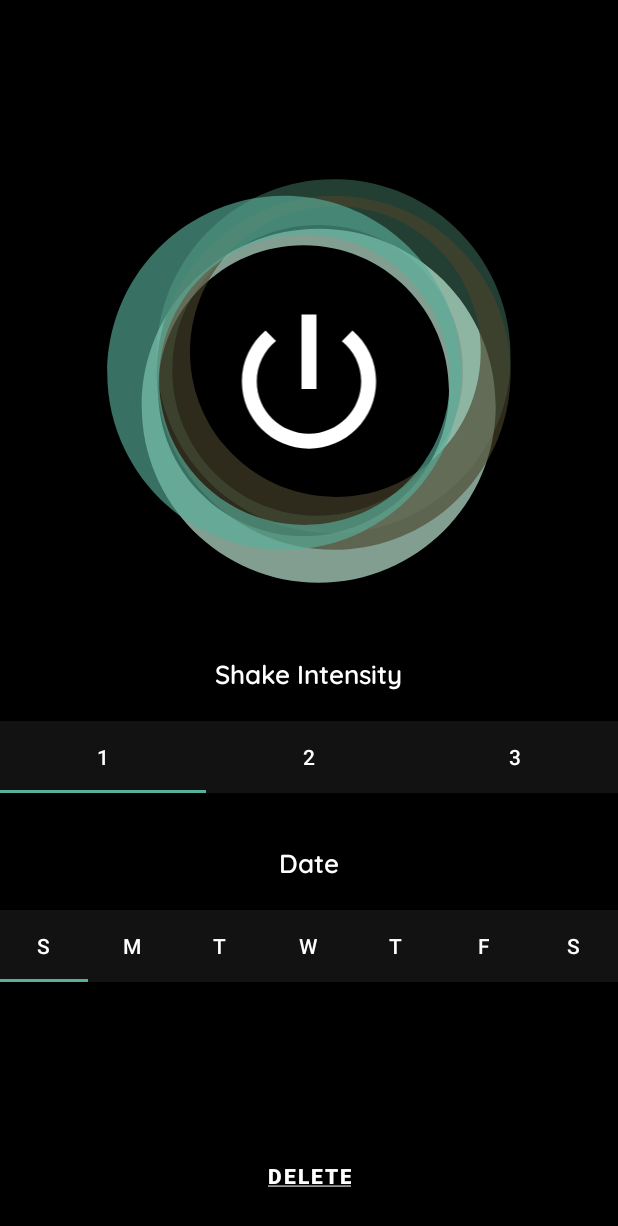
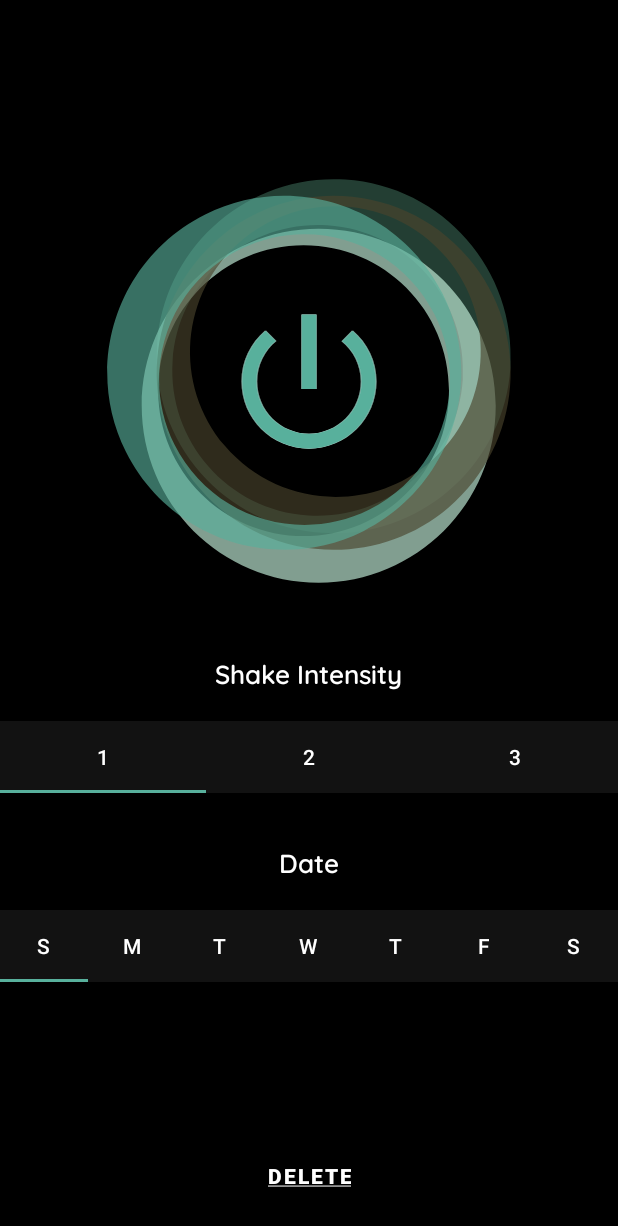
Before and after one commit to Chrislee3x7/boilermake_alarm_app, an Android app: the layout fragment_alarm_screen.xml on its own in the app's theme, with its tools: preview values and no code run, on a phone screen of 412 x 824 dp. Shown: the top 1226 px of the screen. Run offline under Robolectric (Android 15) with nearby library versions, the phone set to English and light mode, and no system bars.

Commit message:
power button and editing

```diff
--- a/app/src/main/java/com/example/physicalalarm/MainActivity.java
+++ b/app/src/main/java/com/example/physicalalarm/MainActivity.java
@@ -379,9 +379,6 @@ public class MainActivity extends Activity {
             iv.setRotation(angle);
         }
     }
-    public static AlarmTime getSelectedTime(){
-        return selectedTime;
-    }
     public static void setSelectedTime(AlarmTime alarmTime) {
         selectedTime = alarmTime;
     }
--- a/app/src/main/res/drawable/ic_baseline_power_settings_new_24.xml
+++ b/app/src/main/res/drawable/ic_baseline_power_settings_new_24.xml
@@ -1,5 +1,5 @@
-<vector android:height="24dp" android:tint="#FFFFFF"
+<vector android:height="24dp" android:tint="#58B09C"
     android:viewportHeight="24" android:viewportWidth="24"
     android:width="24dp" xmlns:android="http://schemas.android.com/apk/res/android">
-    <path android:fillColor="@android:color/white" android:pathData="M13,3h-2v10h2L13,3zM17.83,5.17l-1.42,1.42C17.99,7.86 19,9.81 19,12c0,3.87 -3.13,7 -7,7s-7,-3.13 -7,-7c0,-2.19 1.01,-4.14 2.58,-5.42L6.17,5.17C4.23,6.82 3,9.26 3,12c0,4.97 4.03,9 9,9s9,-4.03 9,-9c0,-2.74 -1.23,-5.18 -3.17,-6.83z"/>
+    <path android:fillColor="@color/white" android:pathData="M13,3h-2v10h2L13,3zM17.83,5.17l-1.42,1.42C17.99,7.86 19,9.81 19,12c0,3.87 -3.13,7 -7,7s-7,-3.13 -7,-7c0,-2.19 1.01,-4.14 2.58,-5.42L6.17,5.17C4.23,6.82 3,9.26 3,12c0,4.97 4.03,9 9,9s9,-4.03 9,-9c0,-2.74 -1.23,-5.18 -3.17,-6.83z"/>
 </vector>
--- a/app/src/main/res/layout/fragment_alarm_screen.xml
+++ b/app/src/main/res/layout/fragment_alarm_screen.xml
@@ -116,27 +116,41 @@
         app:layout_constraintStart_toStartOf="parent" />
 
     <ImageView
-        android:id="@+id/imageView4"
+        android:id="@+id/power1"
         android:layout_width="124dp"
         android:layout_height="119dp"
+        android:src="@drawable/ic_baseline_power_settings_new_24"
+        android:tint="#0000"
         android:visibility="visible"
         app:layout_constraintBottom_toBottomOf="@+id/imageView2"
         app:layout_constraintEnd_toEndOf="@+id/imageView2"
         app:layout_constraintHorizontal_bias="0.501"
         app:layout_constraintStart_toStartOf="@+id/imageView2"
         app:layout_constraintTop_toTopOf="@+id/imageView2"
-        android:src="@drawable/ic_baseline_power_settings_new_24" />
+        app:layout_constraintVertical_bias="0.502" />
+
+    <ImageView
+        android:id="@+id/power2"
+        android:layout_width="124dp"
+        android:layout_height="119dp"
+        android:src="@drawable/ic_baseline_power_settings_new_24"
+        android:visibility="visible"
+        app:layout_constraintBottom_toBottomOf="@+id/imageView2"
+        app:layout_constraintEnd_toEndOf="@+id/imageView2"
+        app:layout_constraintHorizontal_bias="0.501"
+        app:layout_constraintStart_toStartOf="@+id/imageView2"
+        app:layout_constraintTop_toTopOf="@+id/imageView2" />
 
     <Button
         android:id="@+id/powerbutton"
         android:layout_width="124dp"
         android:layout_height="120dp"
         android:alpha="0"
-        app:layout_constraintBottom_toBottomOf="@+id/imageView4"
-        app:layout_constraintEnd_toEndOf="@+id/imageView4"
+        app:layout_constraintBottom_toBottomOf="@+id/power1"
+        app:layout_constraintEnd_toEndOf="@+id/power1"
         app:layout_constraintHorizontal_bias="1.0"
-        app:layout_constraintStart_toStartOf="@+id/imageView4"
-        app:layout_constraintTop_toTopOf="@+id/imageView4"
+        app:layout_constraintStart_toStartOf="@+id/power1"
+        app:layout_constraintTop_toTopOf="@+id/power1"
         app:layout_constraintVertical_bias="0.0" />
 
     <TextView
```
Also changed, not shown: app/src/main/java/com/example/physicalalarm/alarm_screen.java (+21 -2 lines).
